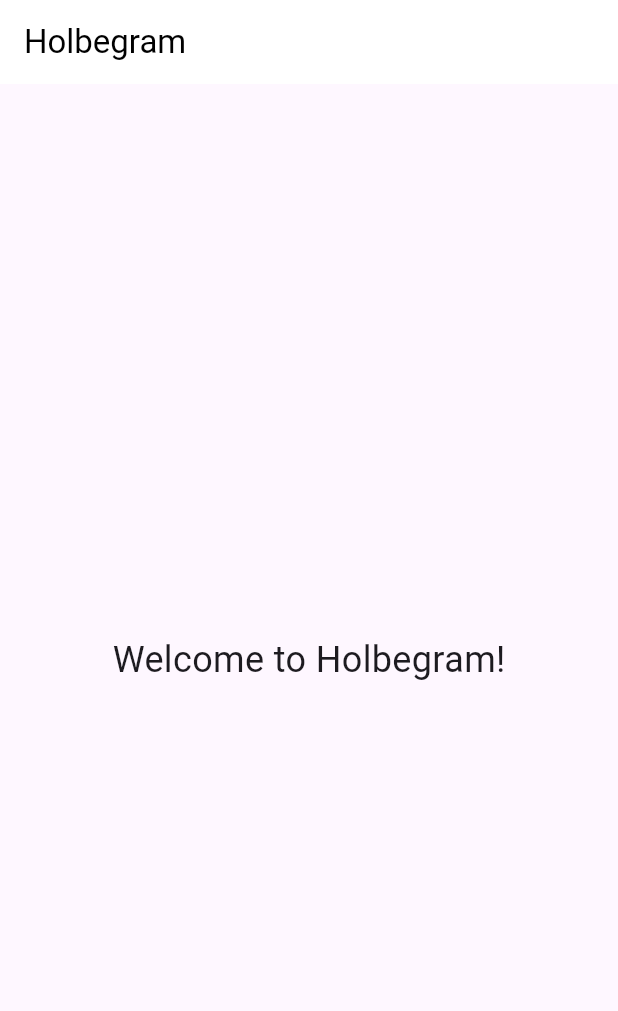
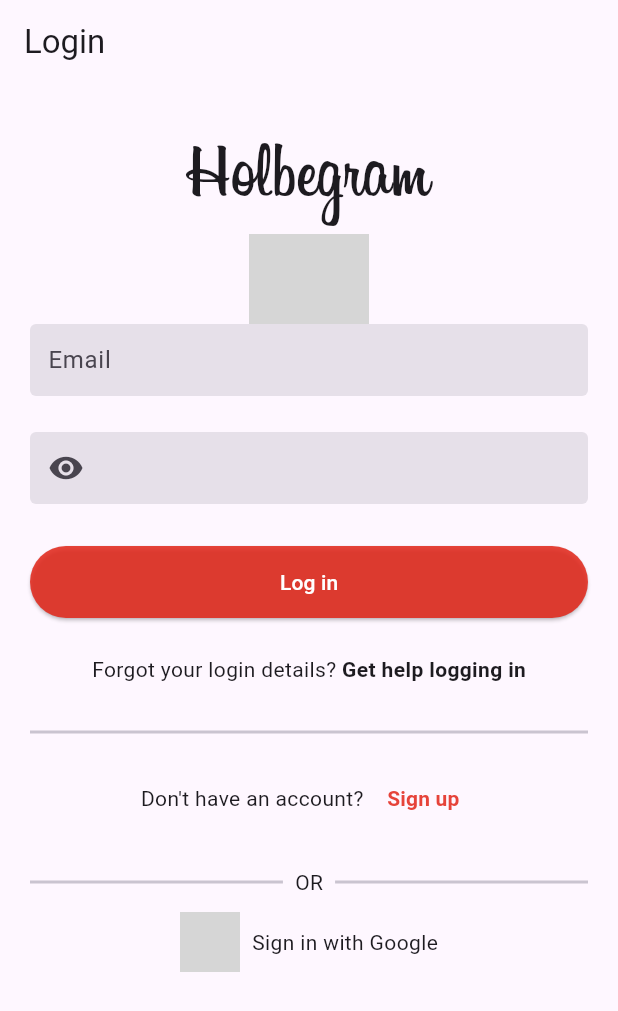
Before and after one commit to Miteto08/holbertonschool-holbegram, a Flutter app: the screen it shows after launch, on a phone screen of 412 x 824 dp. Shown: the top 1011 px of the screen. Run offline on Flutter 3.47's test engine with Material 3 defaults, Android fonts, the phone set to English and light mode, and no system bars; our stand-ins replace firebase_core; accounts and stored records are empty; network calls fail; grey boxes are pictures that could not be loaded.

```diff
--- a/holbegram/lib/main.dart
+++ b/holbegram/lib/main.dart
@@ -2,6 +2,7 @@ import 'package:flutter/material.dart';
 import 'package:firebase_core/firebase_core.dart';
 import 'package:provider/provider.dart';
 import 'firebase_options.dart';
+import 'screens/login_screen.dart';
 
 void main() async {
   WidgetsFlutterBinding.ensureInitialized();
@@ -22,7 +23,10 @@ class MyApp extends StatelessWidget {
         primarySwatch: Colors.blue,
         useMaterial3: true,
       ),
-      home: const HomePage(),
+      home: LoginScreen(
+        emailController: TextEditingController(),
+        passwordController: TextEditingController(),
+      ),
     );
   }
 }
--- a/holbegram/lib/screens/login_screen.dart
+++ b/holbegram/lib/screens/login_screen.dart
@@ -0,0 +1,177 @@
+import 'package:flutter/material.dart';
+import '../widgets/text_field.dart';
+
+class LoginScreen extends StatefulWidget {
+  final TextEditingController emailController;
+  final TextEditingController passwordController;
+  final bool _passwordVisible;
+
+  const LoginScreen({
+    Key? key,
+    required this.emailController,
+    required this.passwordController,
+    bool passwordVisible = true,
+  })  : _passwordVisible = passwordVisible,
+        super(key: key);
+
+  @override
+  State<LoginScreen> createState() => _LoginScreenState();
+}
+
+class _LoginScreenState extends State<LoginScreen> {
+  late bool _passwordVisible;
+
+  @override
+  void initState() {
+    super.initState();
+    _passwordVisible = widget._passwordVisible;
+  }
+
+  @override
+  void dispose() {
+    widget.emailController.dispose();
+    widget.passwordController.dispose();
+    super.dispose();
+  }
+
+  @override
+  Widget build(BuildContext context) {
+    return Scaffold(
+      appBar: AppBar(
+        title: const Text('Login'),
+      ),
+      body: SingleChildScrollView(
+        child: Column(
+          mainAxisSize: MainAxisSize.min,
+          mainAxisAlignment: MainAxisAlignment.center,
+          crossAxisAlignment: CrossAxisAlignment.center,
+          children: [
+            const SizedBox(height: 28),
+            const Text(
+              'Holbegram',
+              style: TextStyle(
+                fontFamily: 'Billabong',
+                fontSize: 50,
+              ),
+            ),
+            Image.asset(
+              'assets/logo.png',
+              width: 80,
+              height: 60,
+            ),
+            Padding(
+              padding: const EdgeInsets.symmetric(horizontal: 20),
+              child: Column(
+                children: [
+                  TextFieldInput(
+                    controller: widget.emailController,
+                    isPassword: false,
+                    hintText: 'Email',
+                    keyboardType: TextInputType.emailAddress,
+                  ),
+                  const SizedBox(height: 24),
+                  TextFieldInput(
+                    controller: widget.passwordController,
+                    isPassword: !_passwordVisible,
+                    hintText: 'Password',
+                    keyboardType: TextInputType.visiblePassword,
+                    suffixIcon: Align(
+                      alignment: Alignment.bottomLeft,
+                      child: IconButton(
+                        icon: Icon(
+                          _passwordVisible
+                              ? Icons.visibility
+                              : Icons.visibility_off,
+                        ),
+                        onPressed: () {
+                          setState(() {
+                            _passwordVisible = !_passwordVisible;
+                          });
+                        },
+                      ),
+                    ),
+                  ),
+                  const SizedBox(height: 28),
+                  SizedBox(
+                    height: 48,
+                    width: double.infinity,
+                    child: ElevatedButton(
+                      style: ButtonStyle(
+                        backgroundColor: WidgetStateProperty.all(
+                          const Color.fromARGB(218, 226, 37, 24),
+                        ),
+                      ),
+                      onPressed: () {},
+                      child: const Text(
+                        'Log in',
+                        style: TextStyle(color: Colors.white),
+                      ),
+                    ),
+                  ),
+                  const SizedBox(height: 24),
+                  Row(
+                    mainAxisAlignment: MainAxisAlignment.center,
+                    children: const [
+                      Text('Forgot your login details? '),
+                      Text(
+                        'Get help logging in',
+                        style: TextStyle(fontWeight: FontWeight.bold),
+                      ),
+                      Flexible(flex: 0, child: SizedBox()),
+                    ],
+                  ),
+                  const SizedBox(height: 24),
+                  const Divider(thickness: 2),
+                  const Padding(
+                    padding: EdgeInsets.symmetric(vertical: 12),
+                    child: Row(
+                      mainAxisAlignment: MainAxisAlignment.center,
+                      children: [
+                        Text("Don't have an account? "),
+                        TextButton(
+                          onPressed: null,
+                          child: Text(
+                            'Sign up',
+                            style: TextStyle(
+                              fontWeight: FontWeight.bold,
+                              color: Color.fromARGB(218, 226, 37, 24),
+                            ),
+                          ),
+                        ),
+                      ],
+                    ),
+                  ),
+                  const SizedBox(height: 10),
+                  Row(
+                    children: const [
+                      Flexible(child: Divider(thickness: 2)),
+                      Padding(
+                        padding: EdgeInsets.symmetric(horizontal: 8),
+                        child: Text('OR'),
+                      ),
+                      Flexible(child: Divider(thickness: 2)),
+                    ],
+                  ),
+                  const SizedBox(height: 10),
+                  Row(
+                    mainAxisSize: MainAxisSize.min,
+                    mainAxisAlignment: MainAxisAlignment.center,
+                    children: const [
+                      Image(
+                        image: NetworkImage('https://www.freepnglogos.com/uploads/google-logo-png/google-logo-png-webinar-optimizing-for-success-google-business-webinar-13.png'),
+                        width: 40,
+                        height: 40,
+                      ),
+                      SizedBox(width: 8),
+                      Text('Sign in with Google'),
+                    ],
+                  ),
+                ],
+              ),
+            ),
+          ],
+        ),
+      ),
+    );
+  }
+}
--- a/holbegram/lib/widgets/text_field.dart
+++ b/holbegram/lib/widgets/text_field.dart
@@ -0,0 +1,53 @@
+import 'package:flutter/material.dart';
+
+class TextFieldInput extends StatelessWidget {
+  final TextEditingController controller;
+  final bool isPassword;
+  final String hintText;
+  final Widget? suffixIcon;
+  final TextInputType keyboardType;
+
+  const TextFieldInput({
+    Key? key,
+    required this.controller,
+    required this.isPassword,
+    required this.hintText,
+    this.suffixIcon,
+    required this.keyboardType,
+  }) : super(key: key);
+
+  @override
+  Widget build(BuildContext context) {
+    return TextField(
+      keyboardType: keyboardType,
+      controller: controller,
+      cursorColor: const Color.fromARGB(218, 226, 37, 24),
+      textInputAction: TextInputAction.next,
+      obscureText: isPassword,
+      decoration: InputDecoration(
+        hintText: hintText,
+        border: OutlineInputBorder(
+          borderSide: const BorderSide(
+            color: Colors.transparent,
+            style: BorderStyle.none,
+          ),
+        ),
+        focusedBorder: OutlineInputBorder(
+          borderSide: const BorderSide(
+            color: Colors.transparent,
+            style: BorderStyle.none,
+          ),
+        ),
+        enabledBorder: OutlineInputBorder(
+          borderSide: const BorderSide(
+            color: Colors.transparent,
+            style: BorderStyle.none,
+          ),
+        ),
+        filled: true,
+        contentPadding: const EdgeInsets.all(8),
+        suffixIcon: suffixIcon,
+      ),
+    );
+  }
+}
```
Also changed, not shown: holbegram/lib/screens/sigup_screen.dart (+175 -0 lines), holbegram/pubspec.yaml (+7 -0 lines), holbegram/assets/fonts/Billabong.ttf (added), holbegram/assets/fonts/InstagramSans.ttf (added), holbegram/assets/images/image.png (added), holbegram/pubspec.lock, 1 other file.
